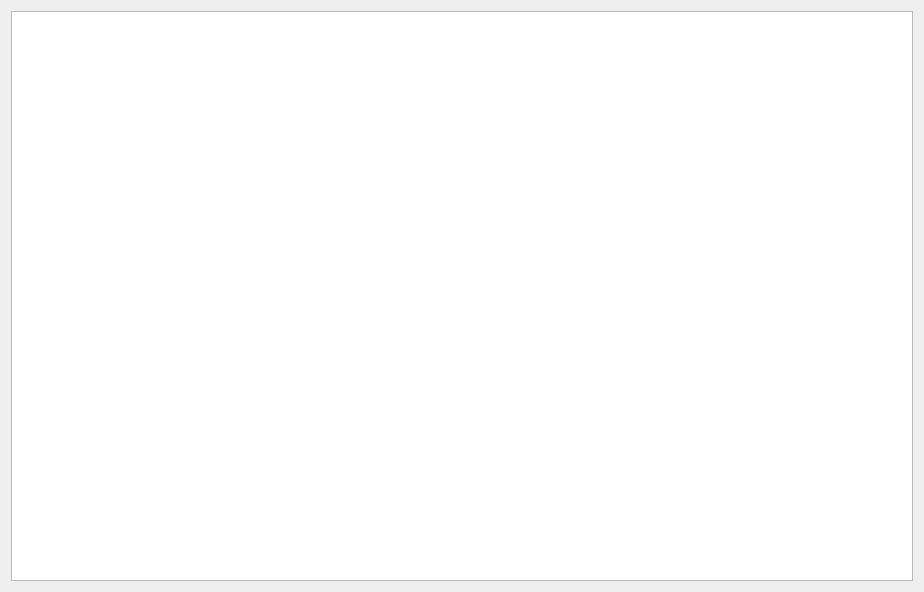
Before: the Qt Designer form style/user_history_widget.ui in kopollo/anti-plagiat, drawn with Qt 5.
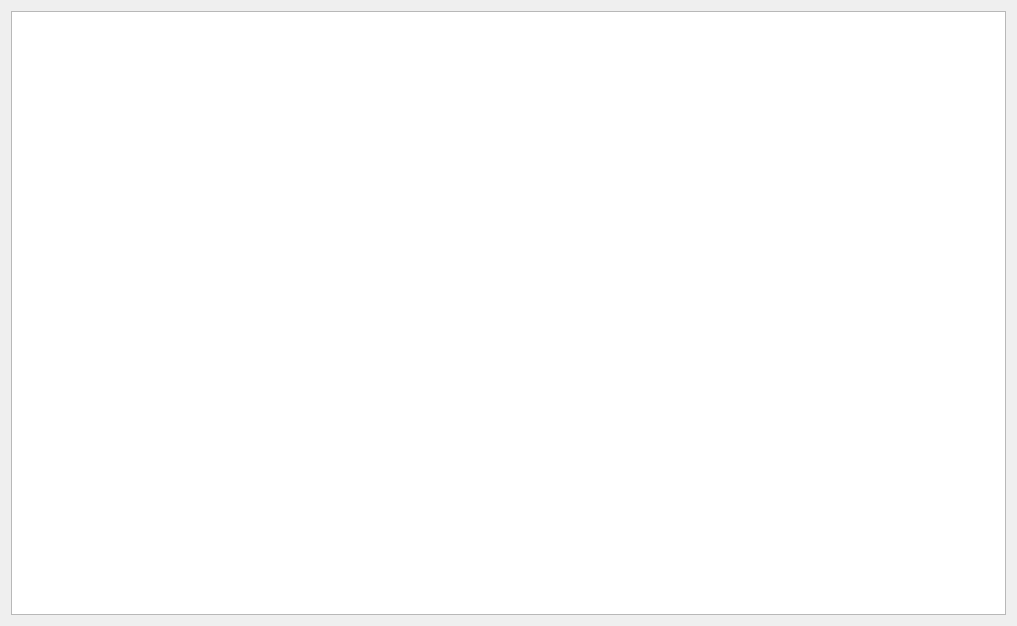
After: the same form once the commit is applied.

The edit to the form file:
```diff
--- a/style/user_history_widget.ui
+++ b/style/user_history_widget.ui
@@ -6,8 +6,8 @@
    <rect>
     <x>0</x>
     <y>0</y>
-    <width>924</width>
-    <height>592</height>
+    <width>1017</width>
+    <height>626</height>
    </rect>
   </property>
   <property name="windowTitle">
```
Left out of the diff: 2 changed lines with no effect on the pictures.
